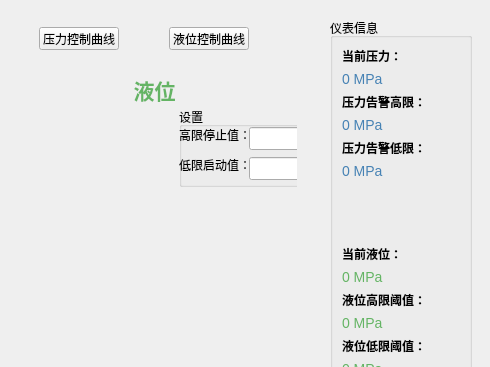
This is mainwindow.ui in anzisheng/Dashboard as Qt 5 draws it before an edit; both pictures show x 310 to 800 and y 0 to 367 of the 800 by 600 pixel window. The edited form follows.
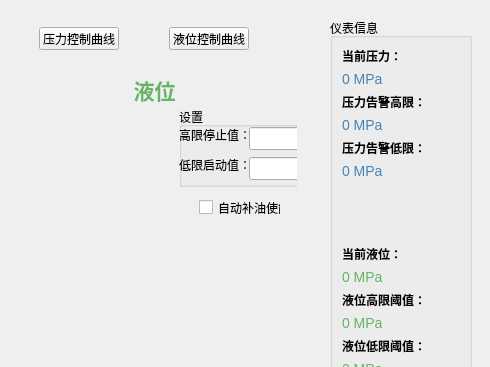
This is the edited form. Custom widgets are drawn as their Qt base class.

Commit message: 读取液位功能完成

Diff of the .ui file:
```diff
--- a/mainwindow.ui
+++ b/mainwindow.ui
@@ -408,6 +408,19 @@
                 </property>
                </widget>
               </widget>
+              <widget class="QCheckBox" name="checkBox">
+               <property name="geometry">
+                <rect>
+                 <x>180</x>
+                 <y>170</y>
+                 <width>82</width>
+                 <height>21</height>
+                </rect>
+               </property>
+               <property name="text">
+                <string>自动补油使能</string>
+               </property>
+              </widget>
              </widget>
             </item>
             <item>
```
The commit also changes 1 other file.
